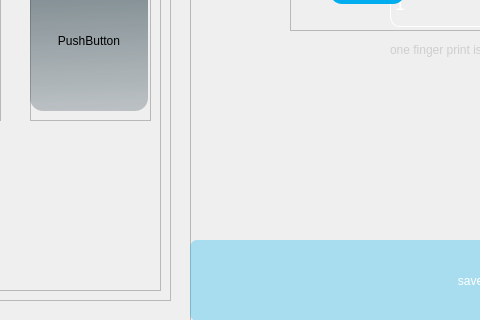
Qt form Admin/UI/admin_employee.ui (faezehFrj/admin_page) before a commit; both pictures show x 530 to 1010 and y 480 to 800 of the 1280 by 800 pixel window.
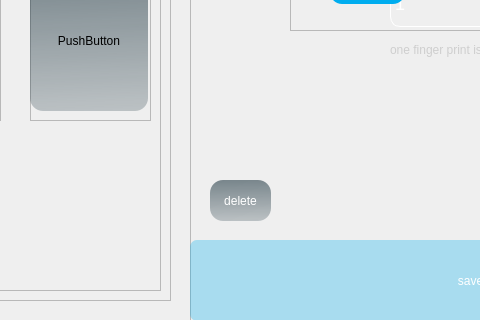
The same form after that commit. Icons and pictures are not drawn.

Commit message: delete employee

```diff
--- a/Admin/UI/admin_employee.ui
+++ b/Admin/UI/admin_employee.ui
@@ -928,6 +928,29 @@
       </size>
      </property>
     </widget>
+    <widget class="QPushButton" name="delete_employee">
+     <property name="geometry">
+      <rect>
+       <x>20</x>
+       <y>660</y>
+       <width>61</width>
+       <height>41</height>
+      </rect>
+     </property>
+     <property name="styleSheet">
+      <string notr="true">
+
+background-color:
+qlineargradient(spread:pad, x1:0.487, y1:0, x2:0.516, y2:1, stop:0 rgba(42, 64, 74, 0.6), stop:1 rgba(42, 64, 74, 0.264));
+border-radius: 13px;
+color:rgb(255, 255, 255)
+
+</string>
+     </property>
+     <property name="text">
+      <string>delete</string>
+     </property>
+    </widget>
    </widget>
    <widget class="QLabel" name="image_admin">
     <property name="geometry">
```
The commit also changes 14 other files.
